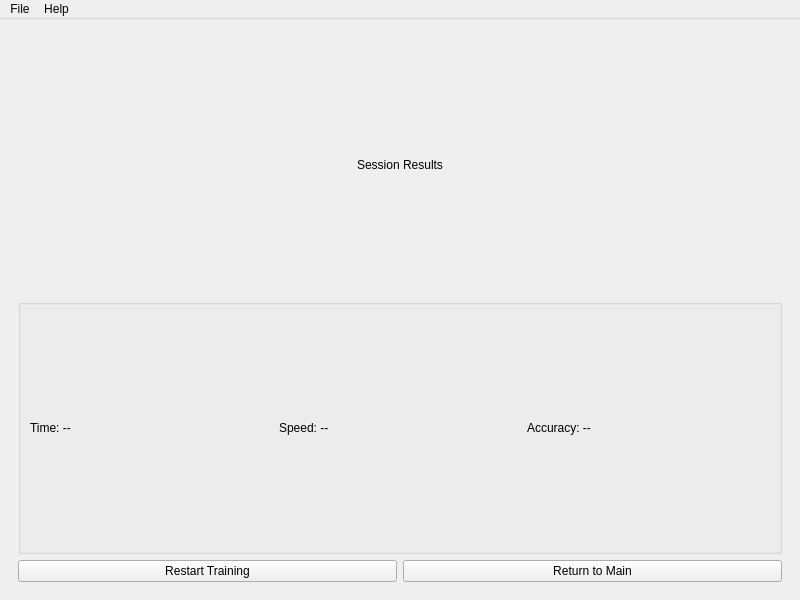
Above: typingtrainer.ui from aradochina2027-sys/TypingTrainer before the change. Below: the same form after it.
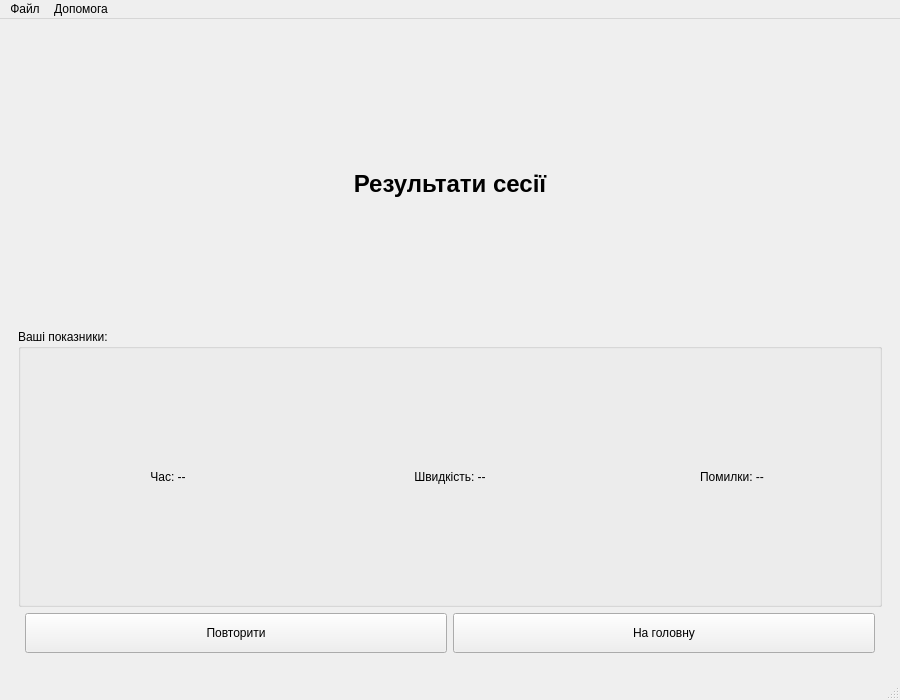
That is the form after the change. The open tabs and pages were chosen to show the change.

Commit message: Практична робота 8. Робота з файлами та каталогами. Завантаження текстів у селект. QRandomGenerator. Проєкт: TypingTrainer

Patch:
```diff
--- a/typingtrainer.ui
+++ b/typingtrainer.ui
@@ -6,8 +6,8 @@
    <rect>
     <x>0</x>
     <y>0</y>
-    <width>800</width>
-    <height>600</height>
+    <width>900</width>
+    <height>700</height>
    </rect>
   </property>
   <property name="windowTitle">
@@ -122,10 +122,24 @@
       </widget>
       <widget class="QWidget" name="pageResults">
        <layout class="QVBoxLayout" name="layoutResults">
+        <item>
+         <spacer name="spacerTopRes">
+          <property name="orientation">
+           <enum>Qt::Vertical</enum>
+          </property>
+         </spacer>
+        </item>
         <item>
          <widget class="QLabel" name="lblResTitle">
+          <property name="font">
+           <font>
+            <pointsize>18</pointsize>
+            <weight>75</weight>
+            <bold>true</bold>
+           </font>
+          </property>
           <property name="text">
-           <string>Session Results</string>
+           <string>Результати сесії</string>
           </property>
           <property name="alignment">
            <set>Qt::AlignCenter</set>
@@ -134,25 +148,37 @@
         </item>
         <item>
          <widget class="QGroupBox" name="groupResults">
+          <property name="title">
+           <string>Ваші показники:</string>
+          </property>
           <layout class="QHBoxLayout" name="layoutResBoxes">
            <item>
             <widget class="QLabel" name="resTime">
              <property name="text">
-              <string>Time: --</string>
+              <string>Час: --</string>
+             </property>
+             <property name="alignment">
+              <set>Qt::AlignCenter</set>
              </property>
             </widget>
            </item>
            <item>
             <widget class="QLabel" name="resSpeed">
              <property name="text">
-              <string>Speed: --</string>
+              <string>Швидкість: --</string>
+             </property>
+             <property name="alignment">
+              <set>Qt::AlignCenter</set>
              </property>
             </widget>
            </item>
            <item>
             <widget class="QLabel" name="resAccuracy">
              <property name="text">
-              <string>Accuracy: --</string>
+              <string>Помилки: --</string>
+             </property>
+             <property name="alignment">
+              <set>Qt::AlignCenter</set>
              </property>
             </widget>
            </item>
@@ -161,22 +187,55 @@
         </item>
         <item>
          <layout class="QHBoxLayout" name="layoutResButtons">
+          <item>
+           <spacer name="spacerLeftResBtn">
+            <property name="orientation">
+             <enum>Qt::Horizontal</enum>
+            </property>
+           </spacer>
+          </item>
           <item>
            <widget class="QPushButton" name="btnRestart">
+            <property name="minimumSize">
+             <size>
+              <width>150</width>
+              <height>40</height>
+             </size>
+            </property>
             <property name="text">
-             <string>Restart Training</string>
+             <string>Повторити</string>
             </property>
            </widget>
           </item>
           <item>
            <widget class="QPushButton" name="btnReturn">
+            <property name="minimumSize">
+             <size>
+              <width>150</width>
+              <height>40</height>
+             </size>
+            </property>
             <property name="text">
-             <string>Return to Main</string>
+             <string>На головну</string>
             </property>
            </widget>
           </item>
+          <item>
+           <spacer name="spacerRightResBtn">
+            <property name="orientation">
+             <enum>Qt::Horizontal</enum>
+            </property>
+           </spacer>
+          </item>
          </layout>
         </item>
+        <item>
+         <spacer name="spacerBottomRes">
+          <property name="orientation">
+           <enum>Qt::Vertical</enum>
+          </property>
+         </spacer>
+        </item>
        </layout>
       </widget>
      </widget>
@@ -188,25 +247,26 @@
     <rect>
      <x>0</x>
      <y>0</y>
-     <width>800</width>
+     <width>900</width>
      <height>22</height>
     </rect>
    </property>
    <widget class="QMenu" name="menuFile">
     <property name="title">
-     <string>File</string>
+     <string>Файл</string>
     </property>
     <addaction name="actionExit"/>
    </widget>
    <widget class="QMenu" name="menuHelp">
     <property name="title">
-     <string>Help</string>
+     <string>Допомога</string>
     </property>
     <addaction name="actionAbout"/>
    </widget>
    <addaction name="menuFile"/>
    <addaction name="menuHelp"/>
   </widget>
+  <widget class="QStatusBar" name="statusbar"/>
   <action name="actionExit">
    <property name="text">
     <string>Exit</string>
```
Left out of the diff: 88 changed lines with no effect on the pictures. The commit also changes 2 other files.
